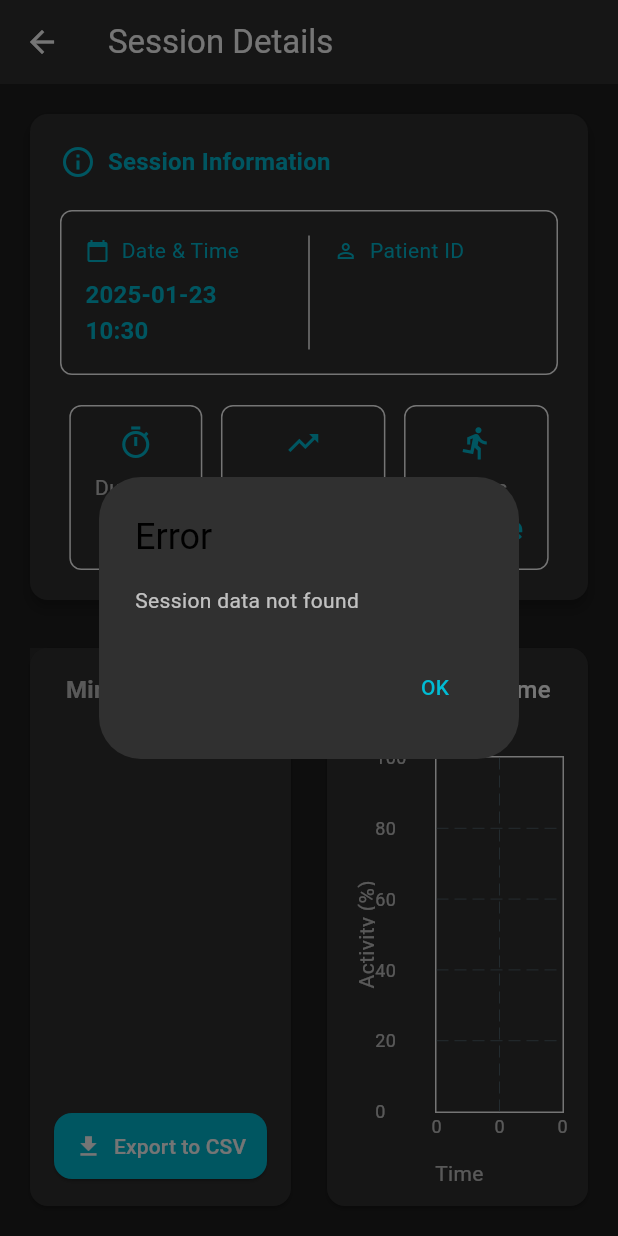
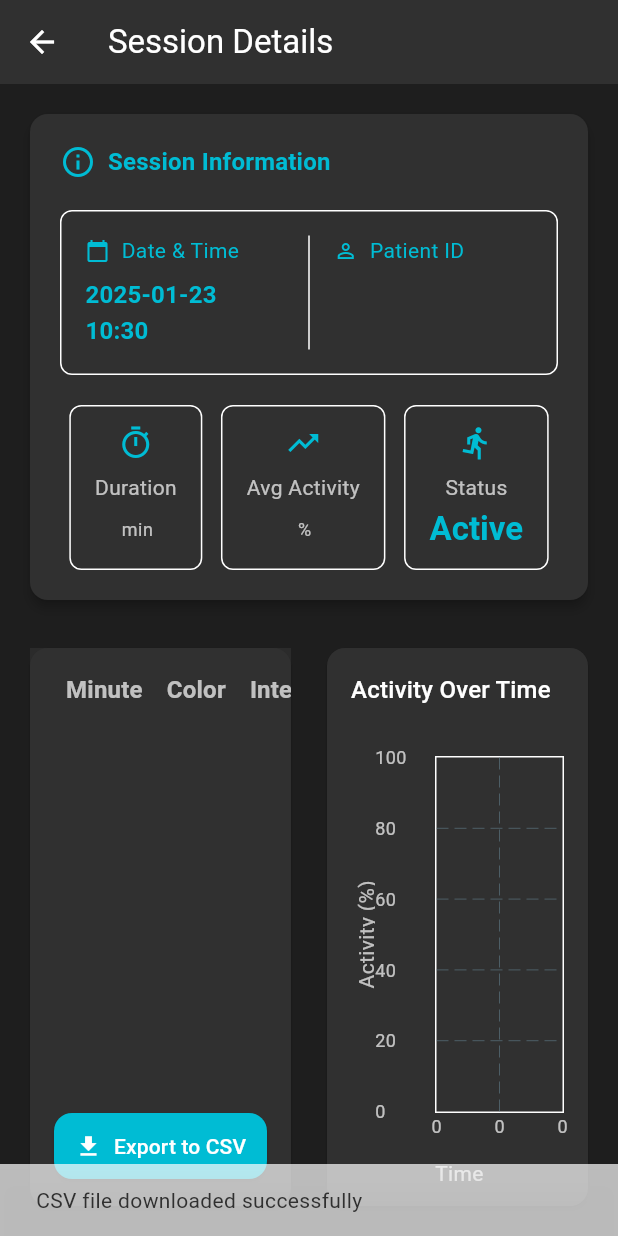
Before and after one commit to BasharAbuLeil/W25_presenceMonitoring, a Flutter app: the SessionDataPage screen opened directly with empty values, after a tap on "Export to CSV", on a phone screen of 412 x 824 dp. Run offline on Flutter 3.47's test engine with Material 3 defaults, Android fonts, the phone set to English and light mode, and no system bars; drawn by our look-alikes of fl_chart; our stand-ins replace cloud_firestore, csv, firebase_auth, firebase_core; missing offline and left inert: dart:html; accounts and stored records are empty.

Commit message:
Update session_data.dart

```diff
--- a/lib/session_data.dart
+++ b/lib/session_data.dart
@@ -116,27 +116,40 @@ class _SessionDataPageState extends State<SessionDataPage> {
     );
   }
 
-  void _exportToCsv(List<QueryDocumentSnapshot> minuteDocs,
-      String sessionDocID) {
+  void _exportToCsv(
+      List<QueryDocumentSnapshot> minuteDocs,
+      String sessionDocID,
+      ) {
     try {
-      // First get the session document to access the session date
       _firestore.collection('sessions').doc(sessionDocID).get().then((
           sessionDoc) {
         if (sessionDoc.exists) {
           final sessionData = sessionDoc.data() as Map<String, dynamic>;
+
+          // 1. Extract session-level data from Firestore
           final Timestamp? dateTs = sessionData['date'] as Timestamp?;
-          final dateString = dateTs != null
+          final dateString = (dateTs != null)
               ? DateFormat('yyyy-MM-dd HH:mm').format(dateTs.toDate())
               : 'N/A';
 
-          // Prepare CSV headers and data
+          // Make sure these fields match the ones in your Firestore
+          final duration = sessionData['duration'] ?? 0;
+          final avgActivity = sessionData['avgActivity'] ?? 0;
+          final isRelaxed = sessionData['relaxed'] == true;
+          final status = isRelaxed ? 'Relaxed' : 'Active';
+
+          // 2. Prepare CSV rows
+          //    Note the added summary lines (duration, avgActivity, status)
           List<List<dynamic>> rows = [
             ['Session Date: $dateString'],
+            ['Duration: $duration min'],
+            ['Avg Activity: $avgActivity%'],
+            ['Status: $status'],
             [], // Empty row for spacing
             ['Minute', 'Color', 'Activity', 'Relaxed']
           ];
 
-          // Populate rows from Firestore documents
+          // 3. Add the minuteLogs subcollection data
           for (var doc in minuteDocs) {
             final logData = doc.data() as Map<String, dynamic>;
             rows.add([
@@ -147,25 +160,26 @@ class _SessionDataPageState extends State<SessionDataPage> {
             ]);
           }
 
-          // Convert to CSV
+          // 4. Add a final line to mark report generation
+          final reportTime = DateFormat('yyyy-MM-dd HH:mm').format(DateTime.now());
+          rows.add([]);
+          rows.add(['Report Generated: $reportTime']);
+
+          // 5. Convert rows to CSV
           String csvData = const ListToCsvConverter().convert(rows);
 
-          // Create blob
+          // 6. Trigger browser download
           final bytes = utf8.encode(csvData);
           final blob = html.Blob([bytes]);
           final url = html.Url.createObjectUrlFromBlob(blob);
-
-          // Create download link with session date in filename
-          final safeFileName = dateString.replaceAll(':', '-').replaceAll(
-              ' ', '_');
+          final safeFileName = dateString.replaceAll(':', '-').replaceAll(' ', '_');
           final anchor = html.AnchorElement(href: url)
             ..setAttribute("download", "session_data_$safeFileName.csv")
             ..click();
 
-          // Clean up
           html.Url.revokeObjectUrl(url);
 
-          // Show success message
+          // 7. Notify success
           ScaffoldMessenger.of(context).showSnackBar(
             const SnackBar(
               content: Text('CSV file downloaded successfully'),
@@ -603,8 +617,7 @@ class _SessionDataPageState extends State<SessionDataPage> {
                                     onPressed: () =>
                                         _exportToCsv(
                                           minuteDocs,
-                                          DateFormat('yyyy-MM-dd_HH-mm')
-                                              .format(DateTime.now()),
+                                          widget.sessionDocID,
                                         ),
                                     icon: const Icon(Icons.download),
                                     label: const Text('Export to CSV'),
```
